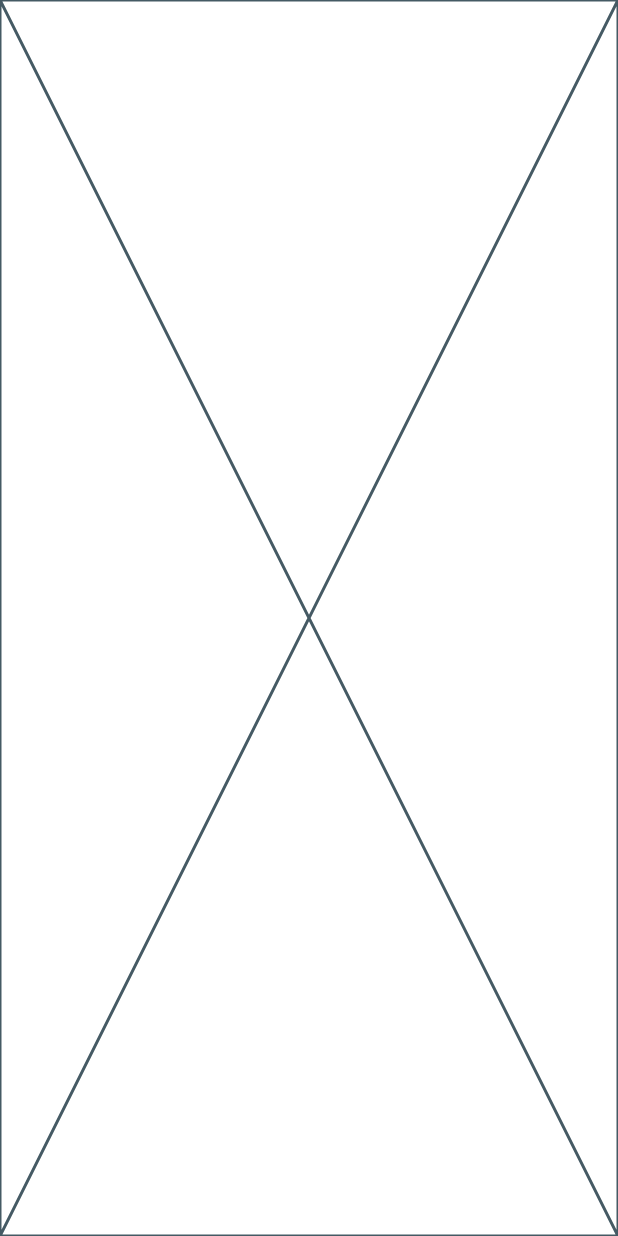
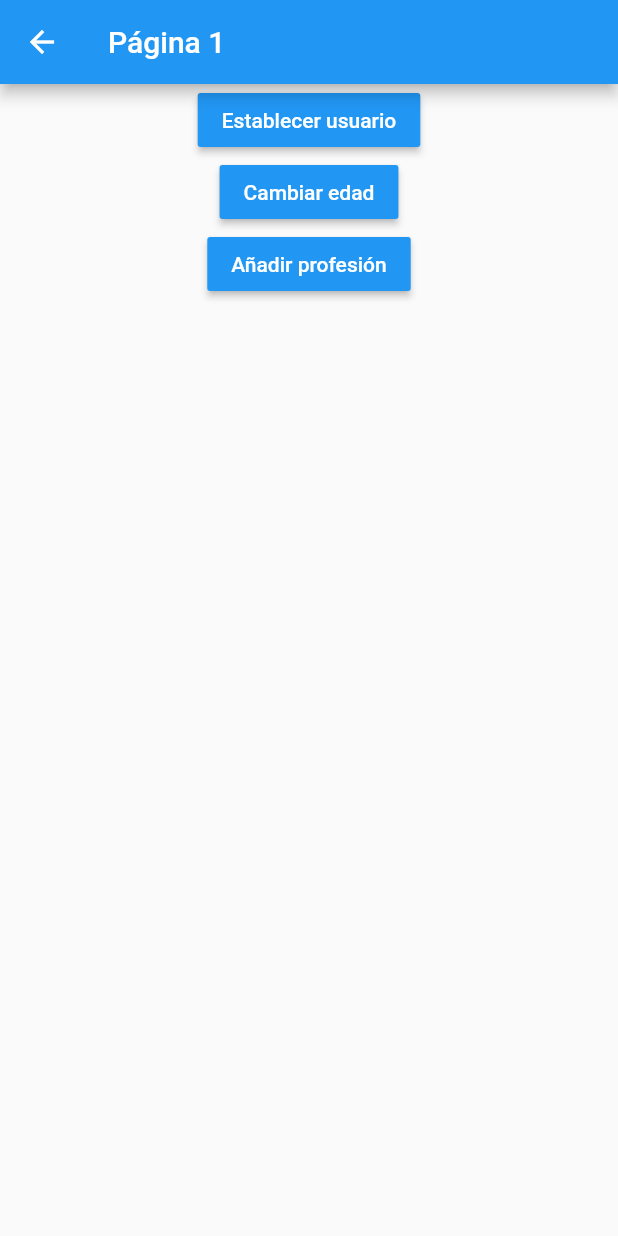
Before and after one commit to pedromolesp/flutter_states, a Flutter app: the screen it shows after launch, after a tap on the "accessibility new" icon, on a phone screen of 412 x 824 dp. Run offline on Flutter 3.47's test engine with Material 2 defaults, Android fonts, the phone set to English and light mode, and no system bars.

Commit message:
Terminada 125

```diff
--- a/lib/main.dart
+++ b/lib/main.dart
@@ -14,10 +14,9 @@ class MyApp extends StatelessWidget {
       title: 'Material App',
       initialRoute: 'pagina1',
       routes: {
-        'pagina1': (_)=> const Pagina1page(),
-        'pagina2': (_)=> const Pagina2page(),
+        'pagina1': (_) => const Pagina1Page(),
+        'pagina2': (_) => Pagina2Page(),
       },
-
     );
   }
 }
--- /dev/null
+++ b/lib/models/usuario.dart
@@ -0,0 +1,8 @@
+class Usuario {
+  String nombre;
+  int edad;
+  List<String> profesiones;
+
+  Usuario(
+      {required this.nombre, required this.edad, required this.profesiones});
+}
--- a/lib/pagina1_page.dart
+++ b/lib/pagina1_page.dart
@@ -1,7 +1,7 @@
 import 'package:flutter/material.dart';
 
-class Pagina1page extends StatelessWidget {
-  const Pagina1page({Key? key}) : super(key: key);
+class Pagina1Page extends StatelessWidget {
+  const Pagina1Page({Key? key}) : super(key: key);
 
   @override
   Widget build(BuildContext context) {
@@ -9,9 +9,7 @@ class Pagina1page extends StatelessWidget {
       appBar: AppBar(
         title: const Text("Página 1"),
       ),
-      body: const Center(
-        child: Text("olo"),
-      ),
+      body: const InformacionUsuario(),
       floatingActionButton: FloatingActionButton(
         child: const Icon(Icons.accessibility_new),
         onPressed: () => Navigator.pushNamed(context, "pagina2"),
@@ -19,3 +17,46 @@ class Pagina1page extends StatelessWidget {
     );
   }
 }
+
+class InformacionUsuario extends StatelessWidget {
+  const InformacionUsuario({Key? key}) : super(key: key);
+
+  @override
+  Widget build(BuildContext context) {
+    return Container(
+      height: double.infinity,
+      width: double.infinity,
+      padding: const EdgeInsets.all(20),
+      child: Column(
+        crossAxisAlignment: CrossAxisAlignment.start,
+        children: const [
+          Text(
+            'General',
+            style: TextStyle(fontSize: 18, fontWeight: FontWeight.bold),
+          ),
+          Divider(),
+          ListTile(
+            title: Text('Nombre: '),
+          ),
+          ListTile(
+            title: Text('Edad: '),
+          ),
+          Text(
+            'Profesiones',
+            style: TextStyle(fontSize: 18, fontWeight: FontWeight.bold),
+          ),
+          Divider(),
+          ListTile(
+            title: Text('profesion 1: '),
+          ),
+          ListTile(
+            title: Text('profesion 2: '),
+          ),
+          ListTile(
+            title: Text('profesion 3: '),
+          ),
+        ],
+      ),
+    );
+  }
+}
--- a/lib/pagina2_page.dart
+++ b/lib/pagina2_page.dart
@@ -1,10 +1,42 @@
 import 'package:flutter/material.dart';
 
-class Pagina2page extends StatelessWidget {
-  const Pagina2page({Key? key}) : super(key: key);
-
+class Pagina2Page extends StatelessWidget {
   @override
   Widget build(BuildContext context) {
-    return const Placeholder();
+    return Scaffold(
+      appBar: AppBar(
+        title: const Text("Página 1"),
+      ),
+      body: Center(
+        child: Column(
+          children: [
+            MaterialButton(
+              onPressed: () {},
+              color: Colors.blue,
+              child: const Text(
+                'Establecer usuario',
+                style: TextStyle(color: Colors.white),
+              ),
+            ),
+            MaterialButton(
+              onPressed: () {},
+              color: Colors.blue,
+              child: const Text(
+                'Cambiar edad',
+                style: TextStyle(color: Colors.white),
+              ),
+            ),
+            MaterialButton(
+              onPressed: () {},
+              color: Colors.blue,
+              child: const Text(
+                'Añadir profesión',
+                style: TextStyle(color: Colors.white),
+              ),
+            )
+          ],
+        ),
+      ),
+    );
   }
 }
```
